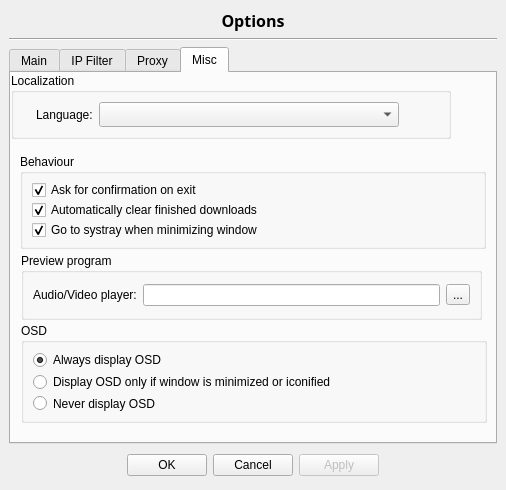
Old version of the form src/options.ui in the repository SysAdminDoc/qBittorrent-Vanced.
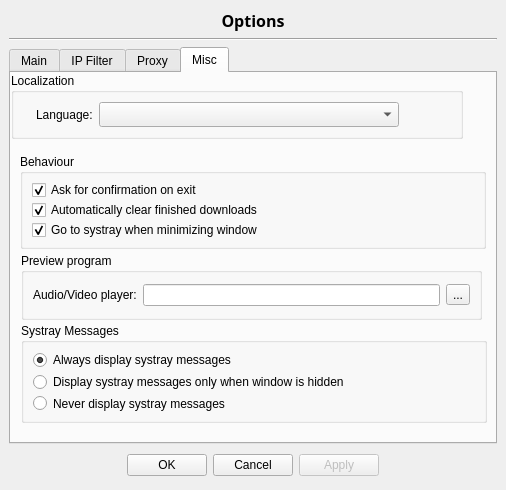
New version of the form. The open tabs and pages were chosen to show the change.

Commit message: - Replaced OSD messages by systray messages

The edit to the form file:
```diff
--- a/src/options.ui
+++ b/src/options.ui
@@ -1025,6 +1025,14 @@
        <string>Misc</string>
       </attribute>
       <widget class="QGroupBox" name="groupBox_2" >
+       <property name="geometry" >
+        <rect>
+         <x>0</x>
+         <y>0</y>
+         <width>452</width>
+         <height>66</height>
+        </rect>
+       </property>
        <property name="title" >
         <string>Localization</string>
        </property>
@@ -1199,7 +1207,7 @@
         </rect>
        </property>
        <property name="title" >
-        <string>OSD</string>
+        <string>Systray Messages</string>
        </property>
        <layout class="QVBoxLayout" >
         <property name="margin" >
@@ -1211,7 +1219,7 @@
         <item>
          <widget class="QRadioButton" name="alwaysOSD" >
           <property name="text" >
-           <string>Always display OSD</string>
+           <string>Always display systray messages</string>
           </property>
           <property name="checked" >
            <bool>true</bool>
@@ -1221,14 +1229,14 @@
         <item>
          <widget class="QRadioButton" name="someOSD" >
           <property name="text" >
-           <string>Display OSD only if window is minimized or iconified</string>
+           <string>Display systray messages only when window is hidden</string>
           </property>
          </widget>
         </item>
         <item>
          <widget class="QRadioButton" name="neverOSD" >
           <property name="text" >
-           <string>Never display OSD</string>
+           <string>Never display systray messages</string>
           </property>
          </widget>
         </item>
```
Left out of the diff: 28 changed lines with no effect on the pictures. Lines whose indentation alone changed are shown as unchanged. The commit also changes 49 other files.
